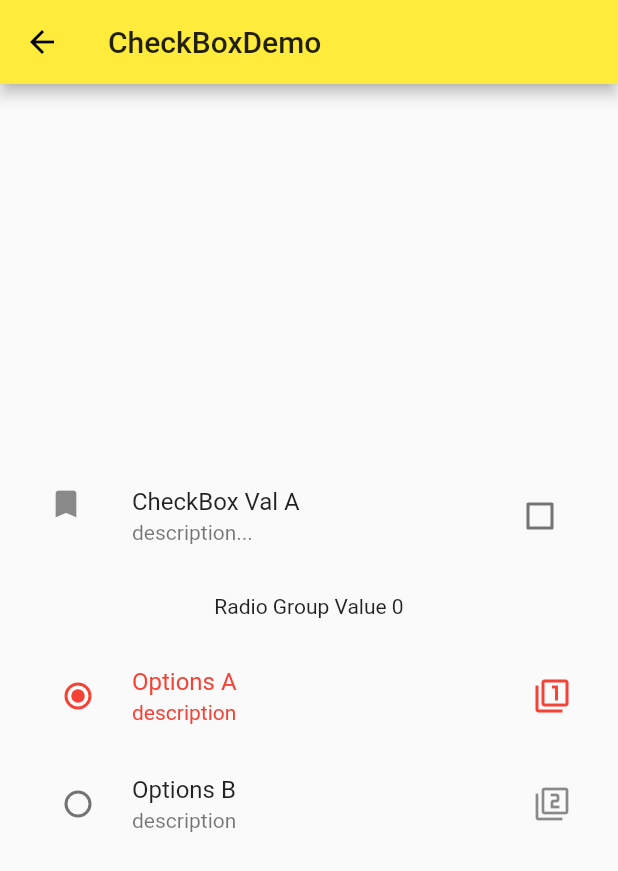
After one commit to HduSy/flutter-app, a Flutter app: the screen it shows after launch, after a tap on "CheckBoxDemo", on a phone screen of 412 x 824 dp. The commit adds this screen. Shown: the top 871 px of the screen. Run offline on Flutter 3.47's test engine with Material 2 defaults, Android fonts, the phone set to English and light mode, and no system bars.

Commit message:
19.8.26        CheckboxListTile\RadioListTile

```diff
--- /dev/null
+++ b/lib/demo_mid/checkbox_demo.dart
@@ -0,0 +1,101 @@
+import 'package:flutter/material.dart';
+
+class CheckBoxDemo extends StatefulWidget {
+  @override
+  State<StatefulWidget> createState() {
+    // TODO: implement createState
+    return CheckBoxDemoState();
+  }
+}
+
+class CheckBoxDemoState extends State<CheckBoxDemo> {
+  bool _checkboxValA = false;
+  int _groupVal = 0;
+
+  void _handleRadioValChanged(int value) {
+    setState(() {
+      _groupVal = value;
+    });
+  }
+
+  @override
+  Widget build(BuildContext context) {
+    // TODO: implement build
+    return Scaffold(
+      appBar: AppBar(
+        title: Text('CheckBoxDemo'),
+      ),
+      body: Container(
+        padding: EdgeInsets.all(16.0),
+        child: Column(
+          mainAxisAlignment: MainAxisAlignment.center,
+          children: <Widget>[
+            CheckboxListTile(
+              value: _checkboxValA,
+              onChanged: (value) {
+                setState(() {
+                  _checkboxValA = value;
+                });
+              },
+              title: Text('CheckBox Val A'),
+              subtitle: Text('description...'),
+              secondary: Icon(Icons.bookmark),
+              selected: _checkboxValA,
+            ),
+            SizedBox(
+              height: 16.0,
+            ),
+            Text('Radio Group Value $_groupVal'),
+            SizedBox(
+              height: 16.0,
+            ),
+            RadioListTile(
+              value: 0,
+              groupValue: _groupVal,
+              onChanged: _handleRadioValChanged,
+              title: Text('Options A'),
+              subtitle: Text('description'),
+              secondary: Icon(Icons.filter_1),
+              selected: _groupVal == 0,
+            ),
+            RadioListTile(
+              value: 1,
+              groupValue: _groupVal,
+              onChanged: _handleRadioValChanged,
+              title: Text('Options B'),
+              subtitle: Text('description'),
+              secondary: Icon(Icons.filter_2),
+              selected: _groupVal == 1,
+            ),
+            Row(
+              mainAxisAlignment: MainAxisAlignment.center,
+              children: <Widget>[
+//                Checkbox(
+//                  value: _checkboxValA,
+//                  onChanged: (value) {
+//                    setState(() {
+//                      _checkboxValA = value;
+//                    });
+//                  },
+//                  activeColor: Colors.black,
+//                )
+//                Radio(
+//                  value: 0,
+//                  groupValue: _groupVal,
+//                  onChanged: _handleRadioValChanged,
+//                  activeColor: Colors.black,
+//                ),
+//                Radio(
+//                  value: 1,
+//                  groupValue: _groupVal,
+//                  onChanged: _handleRadioValChanged,
+//                  activeColor: Colors.black,
+//                ),
+              ],
+            )
+          ],
+        ),
+      ),
+    );
+  }
+}
--- a/lib/demo_mid/material_components.dart
+++ b/lib/demo_mid/material_components.dart
@@ -3,6 +3,8 @@ import 'package:flutter/material.dart';
 import 'package:flutter_app/demo_mid/button_demo.dart';
 import 'package:flutter_app/demo_mid/floating_action_button.dart';
 import 'package:flutter_app/demo_mid/popup_menu_demo.dart';
+import 'package:flutter_app/demo_mid/form_demo.dart';
+import 'package:flutter_app/demo_mid/checkbox_demo.dart';
 
 class MaterialComponents extends StatelessWidget {
   @override
@@ -25,6 +27,14 @@ class MaterialComponents extends StatelessWidget {
           ListItem(
             title: 'PopupMenuDemo',
             page: PopupMenuDemo(),
+          ),
+          ListItem(
+            title: 'FormDemo',
+            page: FormDemo(),
+          ),
+          ListItem(
+            title: 'CheckBoxDemo',
+            page: CheckBoxDemo(),
           )
         ],
       ),
```
